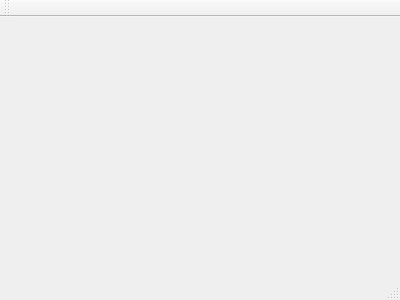
Above: gui/mainwindow.ui from alirzaev/dispatcher before the change. Below: the same form after it.
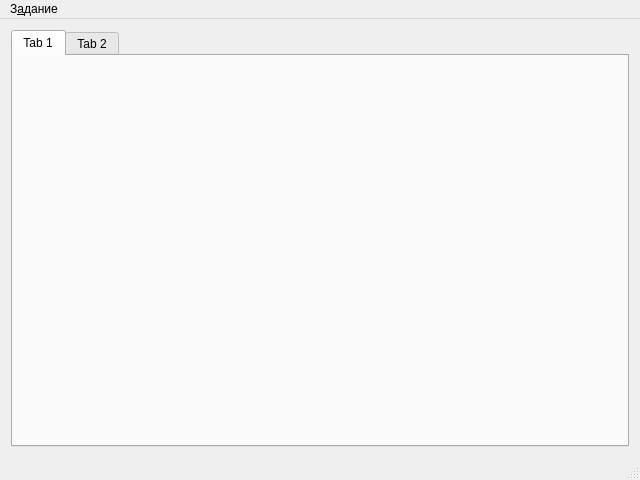
That is the form after the change.

Commit message:
Сделан наброски интерфейса
- Главное окно

- Диспетчер памяти

What changed in the file:
```diff
--- a/gui/mainwindow.ui
+++ b/gui/mainwindow.ui
@@ -1,24 +1,92 @@
 <ui version="4.0">
  <class>MainWindow</class>
- <widget class="QMainWindow" name="MainWindow" >
-  <property name="geometry" >
+ <widget class="QMainWindow" name="MainWindow">
+  <property name="geometry">
    <rect>
     <x>0</x>
     <y>0</y>
-    <width>400</width>
-    <height>300</height>
+    <width>640</width>
+    <height>480</height>
    </rect>
   </property>
-  <property name="windowTitle" >
-   <string>MainWindow</string>
+  <property name="minimumSize">
+   <size>
+    <width>640</width>
+    <height>480</height>
+   </size>
   </property>
-  <widget class="QMenuBar" name="menuBar" />
-  <widget class="QToolBar" name="mainToolBar" />
-  <widget class="QWidget" name="centralWidget" />
-  <widget class="QStatusBar" name="statusBar" />
+  <property name="windowTitle">
+   <string>Лабораторная установка</string>
+  </property>
+  <widget class="QWidget" name="centralWidget">
+   <layout class="QHBoxLayout" name="horizontalLayout">
+    <item>
+     <layout class="QVBoxLayout" name="verticalLayout">
+      <item>
+       <widget class="QTabWidget" name="tabWidget">
+        <widget class="QWidget" name="tab">
+         <attribute name="title">
+          <string>Tab 1</string>
+         </attribute>
+        </widget>
+        <widget class="QWidget" name="tab_2">
+         <attribute name="title">
+          <string>Tab 2</string>
+         </attribute>
+        </widget>
+       </widget>
+      </item>
+     </layout>
+    </item>
+   </layout>
+  </widget>
+  <widget class="QMenuBar" name="menuBar">
+   <property name="geometry">
+    <rect>
+     <x>0</x>
+     <y>0</y>
+     <width>640</width>
+     <height>26</height>
+    </rect>
+   </property>
+   <widget class="QMenu" name="menu">
+    <property name="title">
+     <string>З&amp;адание</string>
+    </property>
+    <addaction name="actionOpenTask"/>
+    <addaction name="actionSaveTask"/>
+    <addaction name="separator"/>
+    <addaction name="actionQuit"/>
+   </widget>
+   <addaction name="menu"/>
+  </widget>
+  <widget class="QStatusBar" name="statusBar"/>
+  <action name="actionOpenTask">
+   <property name="text">
+    <string>Открыть</string>
+   </property>
+   <property name="shortcut">
+    <string>Ctrl+O</string>
+   </property>
+  </action>
+  <action name="actionSaveTask">
+   <property name="text">
+    <string>Сохранить</string>
+   </property>
+   <property name="shortcut">
+    <string>Ctrl+S</string>
+   </property>
+  </action>
+  <action name="actionQuit">
+   <property name="text">
+    <string>Выйти</string>
+   </property>
+   <property name="shortcut">
+    <string>Ctrl+Q</string>
+   </property>
+  </action>
  </widget>
- <layoutDefault spacing="6" margin="11" />
- <pixmapfunction></pixmapfunction>
+ <layoutdefault spacing="6" margin="11"/>
  <resources/>
  <connections/>
 </ui>
```
Left out of the diff: 1 changed line with no effect on the pictures. The commit also changes 6 other files.
